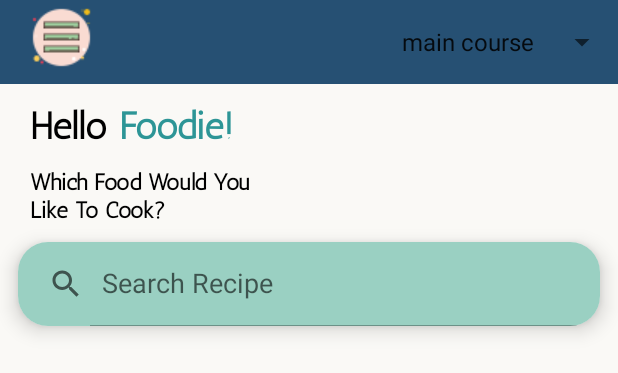
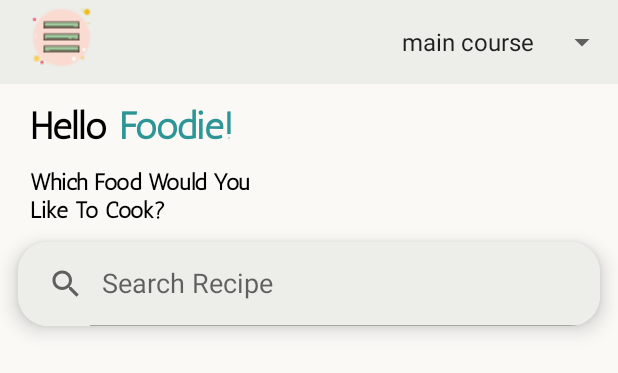
Before and after one commit to vishalmakhiijani/food-recipe-android-app, an Android app: the layout activity_main.xml on its own in the app's theme, with its tools: preview values and no code run, on a phone screen of 412 x 824 dp. Shown: the top 373 px of the screen. Run offline under Robolectric (Android 15) with nearby library versions, the light colour scheme and no system bars.

Commit message:
Color Updated

```diff
--- a/app/src/main/res/layout/activity_main.xml
+++ b/app/src/main/res/layout/activity_main.xml
@@ -47,7 +47,7 @@
             <androidx.appcompat.widget.Toolbar
             android:layout_width="match_parent"
             android:layout_height="?attr/actionBarSize"
-            android:background="@color/navy"
+            android:background="#edede9"
                 app:layout_collapseMode="pin">
 
             <RelativeLayout
@@ -126,7 +126,7 @@
                 android:layout_width="match_parent"
                 android:layout_height="match_parent"
                 android:scrollbarStyle="insideOverlay"
-                android:background="@color/teal"
+                android:background="#edede9"
                 app:iconifiedByDefault="false"
                 app:queryHint="Search Recipe"
                 />
```
